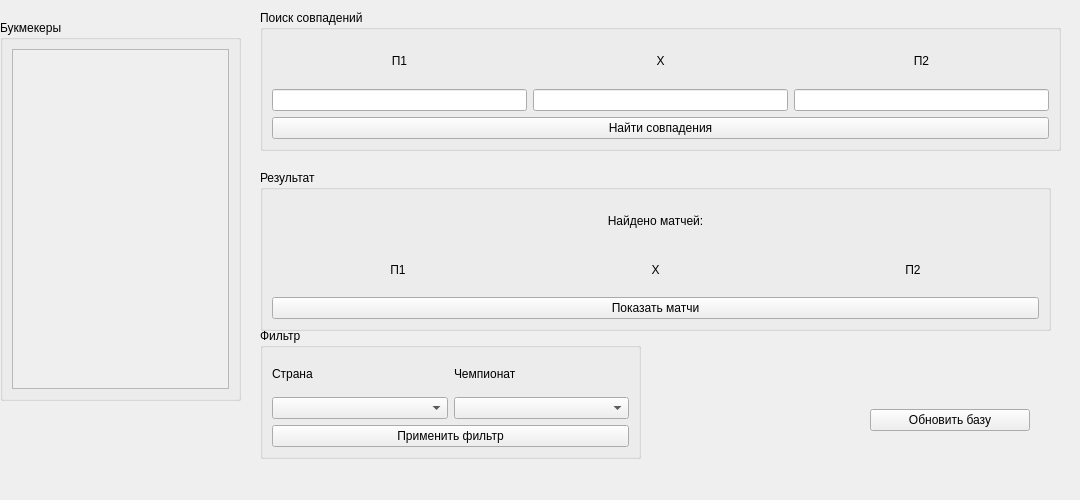
Before: the Qt Designer form design.ui in isys35/oddsportal_parser, drawn with Qt 5.
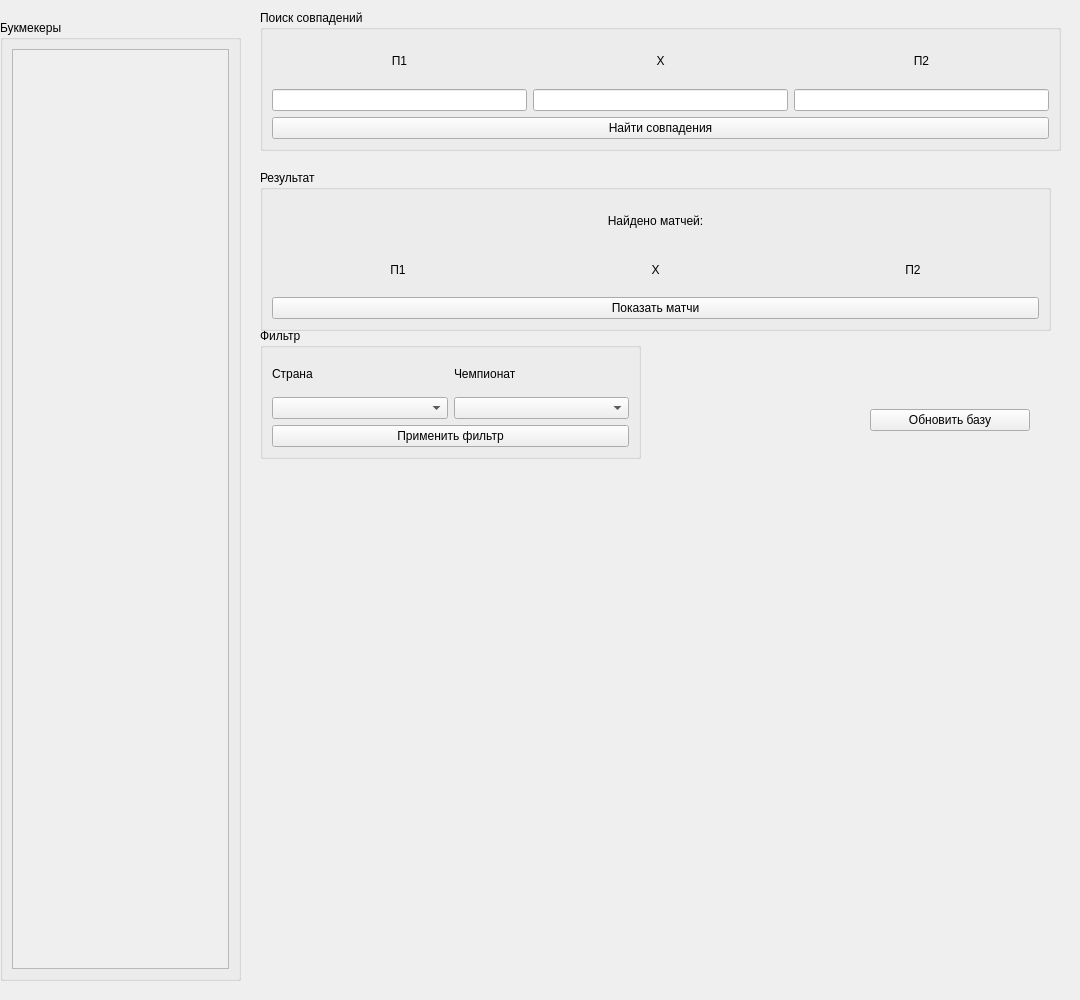
After: the same form once the commit is applied.

Patch:
```diff
--- a/design.ui
+++ b/design.ui
@@ -7,19 +7,19 @@
     <x>0</x>
     <y>0</y>
     <width>1080</width>
-    <height>500</height>
+    <height>1000</height>
    </rect>
   </property>
   <property name="minimumSize">
    <size>
     <width>1080</width>
-    <height>500</height>
+    <height>1000</height>
    </size>
   </property>
   <property name="maximumSize">
    <size>
     <width>1080</width>
-    <height>500</height>
+    <height>1000</height>
    </size>
   </property>
   <property name="windowTitle">
@@ -32,7 +32,7 @@
       <x>0</x>
       <y>20</y>
       <width>241</width>
-      <height>381</height>
+      <height>961</height>
      </rect>
     </property>
     <property name="title">
@@ -50,7 +50,7 @@
           <x>0</x>
           <y>0</y>
           <width>215</width>
-          <height>339</height>
+          <height>919</height>
          </rect>
         </property>
         <layout class="QVBoxLayout" name="verticalLayout">
```
